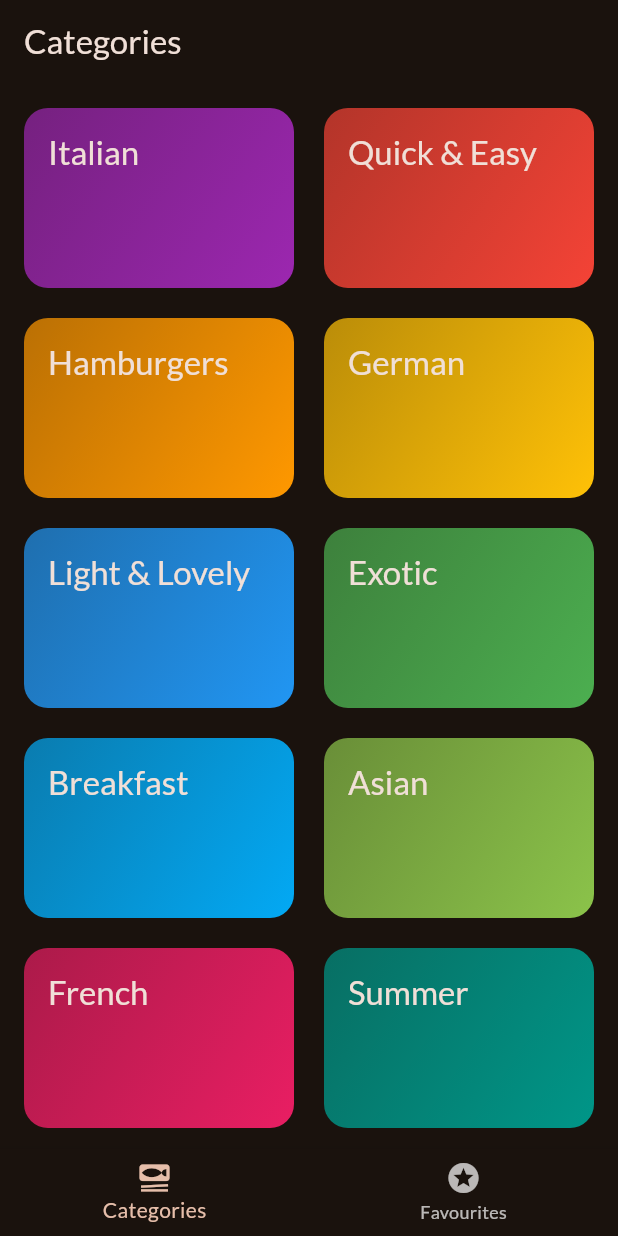
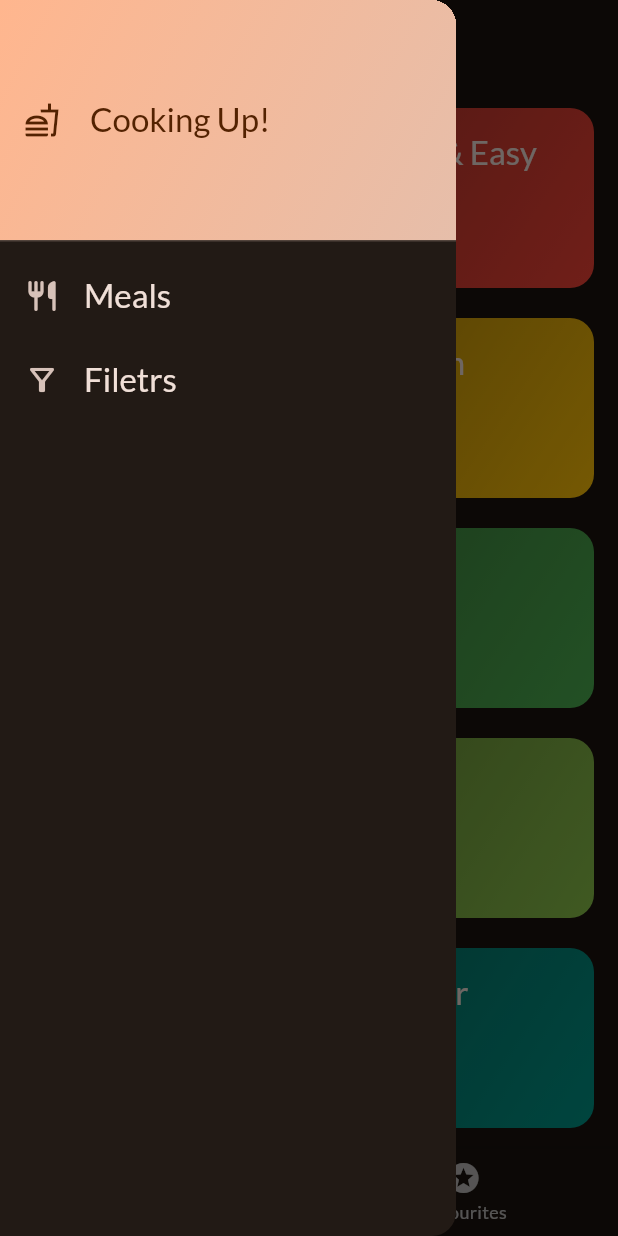
Before and after one commit to Hredoyyy/meals, a Flutter app: the screen it shows after launch, with the side drawer open (before the commit the screen has no drawer), on a phone screen of 412 x 824 dp. Run offline on Flutter 3.47's test engine with Material 3 defaults, Android fonts, the phone set to English and light mode, and no system bars; our stand-ins replace google_fonts, transparent_image.

Commit message:
sidedrawer and filters screen added

```diff
--- /dev/null
+++ b/lib/widgets/main_drawer.dart
@@ -0,0 +1,68 @@
+import 'package:flutter/material.dart';
+import 'package:meals/main.dart';
+
+class MainDrawer extends StatelessWidget {
+  const MainDrawer({super.key, required this.onSelectScreen});
+  final void Function(String) onSelectScreen;
+  @override
+  Widget build(BuildContext context) {
+    return Drawer(
+      child: Column(
+        children: [
+          DrawerHeader(
+            padding: EdgeInsets.all(16),
+            decoration: BoxDecoration(
+              gradient: LinearGradient(
+                colors: [
+                  Theme.of(context).colorScheme.primary,
+                  theme.colorScheme.secondary,
+                ],
+                begin: Alignment.topLeft,
+                end: Alignment.bottomRight,
+              ),
+            ),
+            child: Row(
+              children: [
+                Icon(
+                  Icons.fastfood_outlined,
+                  color: Theme.of(context).colorScheme.onPrimary,
+                ),
+                SizedBox(width: 20),
+                Text(
+                  'Cooking Up!',
+                  style: Theme.of(context).textTheme.titleLarge!.copyWith(
+                    color: Theme.of(context).colorScheme.onPrimary,
+                  ),
+                ),
+              ],
+            ),
+          ),
+          ListTile(
+            leading: Icon(Icons.restaurant_rounded),
+            title: Text(
+              'Meals',
+              style: Theme.of(context).textTheme.titleLarge!.copyWith(
+                color: Theme.of(context).colorScheme.onBackground,
+              ),
+            ),
+            onTap: () {
+              onSelectScreen("meals");
+            },
+          ),
+          ListTile(
+            leading: Icon(Icons.filter_alt_outlined),
+            title: Text(
+              'Filetrs',
+              style: Theme.of(context).textTheme.titleLarge!.copyWith(
+                color: Theme.of(context).colorScheme.onBackground,
+              ),
+            ),
+            onTap: () {
+              onSelectScreen("filters");
+            },
+          ),
+        ],
+      ),
+    );
+  }
+}
```
Also changed, not shown: lib/screens/filters.dart (added, +43 -0 lines), lib/screens/tabs.dart (+13 -0 lines).
